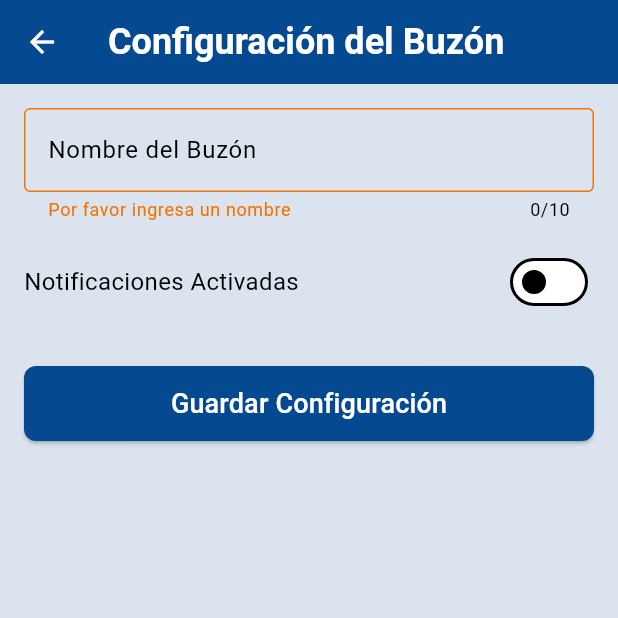
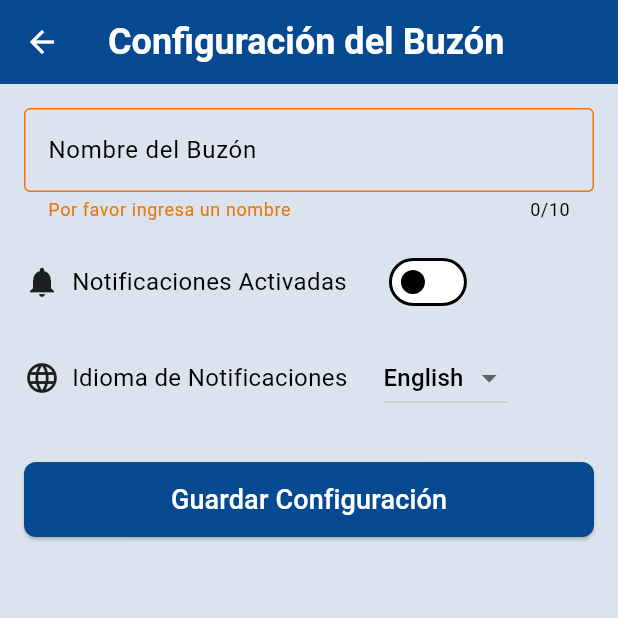
Before and after one commit to danielorviz/IntelligentMailbox, a Flutter app: the MailboxSettingsScreen screen opened directly with empty values, after a tap on "Guardar Configuración", on a phone screen of 412 x 824 dp, the top half of it. Run offline on Flutter 3.47's test engine with Material 3 defaults, Android fonts, the phone set to English and light mode, and no system bars; our stand-ins replace firebase_auth, firebase_core, firebase_database, firebase_messaging, fl_chart, google_sign_in and 2 more; missing offline and left inert: flutter_nfc_kit, wifi_iot, wifi_scan; accounts and stored records are empty.

Commit message:
Cambiar idioma notificaciones en la aplicacion

```diff
--- a/intelligent_mailbox_app/lib/l10n/app_localizations.dart
+++ b/intelligent_mailbox_app/lib/l10n/app_localizations.dart
@@ -1048,6 +1048,12 @@ abstract class AppLocalizations {
   /// In en, this message translates to:
   /// **'{message, select, packageNotRecognizeMessage{An attempt was made to open the door} packageRecivedMessage{Door opened with the package} keyNFCAccessMessage{Door opened with NFC key} newLetterMessage{You have received new mail} mailboxFullMessage{The mailbox might be full or mail has gotten stuck} mailboxOpenedMessage{Door opened with the key} mailboxOpenFailedMessage{An attempt was made to open the door} mailboxConnectedMessage{Mailbox connected to Wi-Fi network} doorOpened{The door is open} other{Notification}}'**
   String notificationMessage(String message);
+
+  /// Selected language
+  ///
+  /// In en, this message translates to:
+  /// **'{lang, select, es{Spanish} en{English} other{English}}'**
+  String language(String lang);
 }
 
 class _AppLocalizationsDelegate extends LocalizationsDelegate<AppLocalizations> {
--- a/intelligent_mailbox_app/lib/l10n/app_localizations_en.dart
+++ b/intelligent_mailbox_app/lib/l10n/app_localizations_en.dart
@@ -520,4 +520,17 @@ class AppLocalizationsEn extends AppLocalizations {
     );
     return '$_temp0';
   }
+
+  @override
+  String language(String lang) {
+    String _temp0 = intl.Intl.selectLogic(
+      lang,
+      {
+        'es': 'Spanish',
+        'en': 'English',
+        'other': 'English',
+      },
+    );
+    return '$_temp0';
+  }
 }
--- a/intelligent_mailbox_app/lib/models/mailbox.dart
+++ b/intelligent_mailbox_app/lib/models/mailbox.dart
@@ -13,6 +13,7 @@ class Mailbox {
   final String wifiStatus;
   final int lastWifiStatusCheck;
   final int doorStatus;
+  final String language;
 
   Mailbox({
     required this.id,
@@ -23,7 +24,7 @@ class Mailbox {
     this.wifiStatus = Constants.connectionFailed,
     this.lastWifiStatusCheck = 0,
     this.doorStatus = Constants.doorClosed,
-
+    this.language = Constants.languageDefault,
   });
 
   factory Mailbox.fromMap(Map<String, dynamic> data, String documentId) {
@@ -66,6 +67,7 @@ class Mailbox {
       wifiStatus: data['wifiStatus'] ?? Constants.connectionFailed,
       lastWifiStatusCheck: data['lastWifiStatusCheck'] ?? 0,
       doorStatus: data['doorStatus'] ?? Constants.doorClosed,
+      language: data['language'] ?? Constants.languageDefault,
     );
   }
 
--- a/intelligent_mailbox_app/lib/pages/configuration/mailbox_settings.dart
+++ b/intelligent_mailbox_app/lib/pages/configuration/mailbox_settings.dart
@@ -1,9 +1,11 @@
 import 'package:flutter/material.dart';
+import 'package:intelligent_mailbox_app/l10n/app_localizations.dart';
 import 'package:intelligent_mailbox_app/models/mailbox.dart';
 import 'package:intelligent_mailbox_app/providers/preferences_provider.dart';
 import 'package:intelligent_mailbox_app/providers/user_provider.dart';
 import 'package:intelligent_mailbox_app/services/mailbox_service.dart';
 import 'package:intelligent_mailbox_app/services/notification_service.dart';
+import 'package:intelligent_mailbox_app/utils/constants.dart';
 import 'package:provider/provider.dart';
 
 class MailboxSettingsScreen extends StatefulWidget {
@@ -21,6 +23,7 @@ class _MailboxSettingsScreenState extends State<MailboxSettingsScreen> {
   final MailboxService mailboxService = MailboxService();
   final NotificationService notificationService = NotificationService();
   String? _mailboxId;
+  String _selectedLanguage = Constants.languageDefault;
 
   @override
   void initState() {
@@ -34,6 +37,7 @@ class _MailboxSettingsScreenState extends State<MailboxSettingsScreen> {
     if (mounted) {
       setState(() {
         _nameController.text = widget.mailbox.name;
+        _selectedLanguage = widget.mailbox.language;
       });
       _mailboxId = widget.mailbox.id;
       await _loadPreferences(widget.mailbox.id);
@@ -72,7 +76,7 @@ class _MailboxSettingsScreenState extends State<MailboxSettingsScreen> {
         _mailboxId!,
         _notificationsEnabled,
       );
-      await mailboxService.saveSettings(_mailboxId!, _nameController.text);
+      await mailboxService.saveSettings(_mailboxId!, _nameController.text, _selectedLanguage);
       if (mounted) {
         Navigator.pop(context);
         ScaffoldMessenger.of(context).showSnackBar(
@@ -116,17 +120,47 @@ class _MailboxSettingsScreenState extends State<MailboxSettingsScreen> {
                 const SizedBox(height: 16),
 
                 Row(
-                  mainAxisAlignment: MainAxisAlignment.spaceBetween,
+                  mainAxisAlignment: MainAxisAlignment.start,
                   children: [
+                    const Icon(Icons.notifications),
+                    const SizedBox(width: 8),
                     const Text(
                       'Notificaciones Activadas',
                       style: TextStyle(fontSize: 16),
                     ),
+                    const SizedBox(width: 24),
                     Switch(
                       value: _notificationsEnabled,
                       onChanged: (value) {
                         setState(() {
                           _notificationsEnabled = value;
+                        });
+                      },
+                    ),
+                  ],
+                ),
+                const SizedBox(height: 16),
+                Row(
+                  mainAxisAlignment: MainAxisAlignment.start,
+                  children: [
+                    const Icon(Icons.language),
+                    const SizedBox(width: 8),
+                    const Text(
+                      'Idioma de Notificaciones',
+                      style: TextStyle(fontSize: 16),
+                    ),
+                    const SizedBox(width: 24),
+                    DropdownButton<String>(
+                      value: _selectedLanguage,
+                      items: Constants.supportedLanguages.map((language) {
+                            return DropdownMenuItem<String>(
+                              value: language,
+                              child: Text(AppLocalizations.of(context)!.language(language)),
+                            );
+                          }).toList(),
+                      onChanged: (value) {
+                        setState(() {
+                          _selectedLanguage = value!;
                         });
                       },
                     ),
--- a/intelligent_mailbox_app/lib/services/mailbox_service.dart
+++ b/intelligent_mailbox_app/lib/services/mailbox_service.dart
@@ -136,6 +136,8 @@ class MailboxService {
         "instructions/offset": offset,
         "instructions/open": false,
         "users": {userId: true},
+        "language": Constants.languageDefault,
+        "doorStatus": Constants.doorClosed,
       });
       await FirebaseDatabase.instance
           .ref("users/$userId/mailbox/$mailboxId")
@@ -149,11 +151,15 @@ class MailboxService {
   Future<void> saveSettings(
     String mailboxId,
     String mailboxName,
+    String language,
   ) async {
     try {
       await FirebaseDatabase.instance
           .ref("mailbox/$mailboxId/name")
           .set(mailboxName);
+      await FirebaseDatabase.instance
+          .ref("mailbox/$mailboxId/language")
+          .set(language);
     } catch (error) {
       print('Failed to save settings: $error');
       rethrow;
--- a/intelligent_mailbox_app/lib/utils/constants.dart
+++ b/intelligent_mailbox_app/lib/utils/constants.dart
@@ -5,4 +5,13 @@ class Constants {
 
   static const int doorClosed = 0;
   static const int doorOpened = 1;
+
+
+  static const String languageSpanish= 'es';
+  static const String languageEnglish = 'en';
+  static const String languageDefault = languageEnglish;
+  static const List<String> supportedLanguages = [
+    languageSpanish,
+    languageEnglish,
+  ];
 }
```
Also changed, not shown: intelligent_mailbox_app/lib/l10n/app_en.arb (+10 -0 lines), intelligent_mailbox_app/lib/l10n/app_es.arb (+10 -1 lines), intelligent_mailbox_app/lib/l10n/app_localizations_es.dart (+13 -0 lines), intelligent_mailbox_app/lib/pages/tabs/notifications_tab.dart (line endings or trailing spaces), 1 other file.
